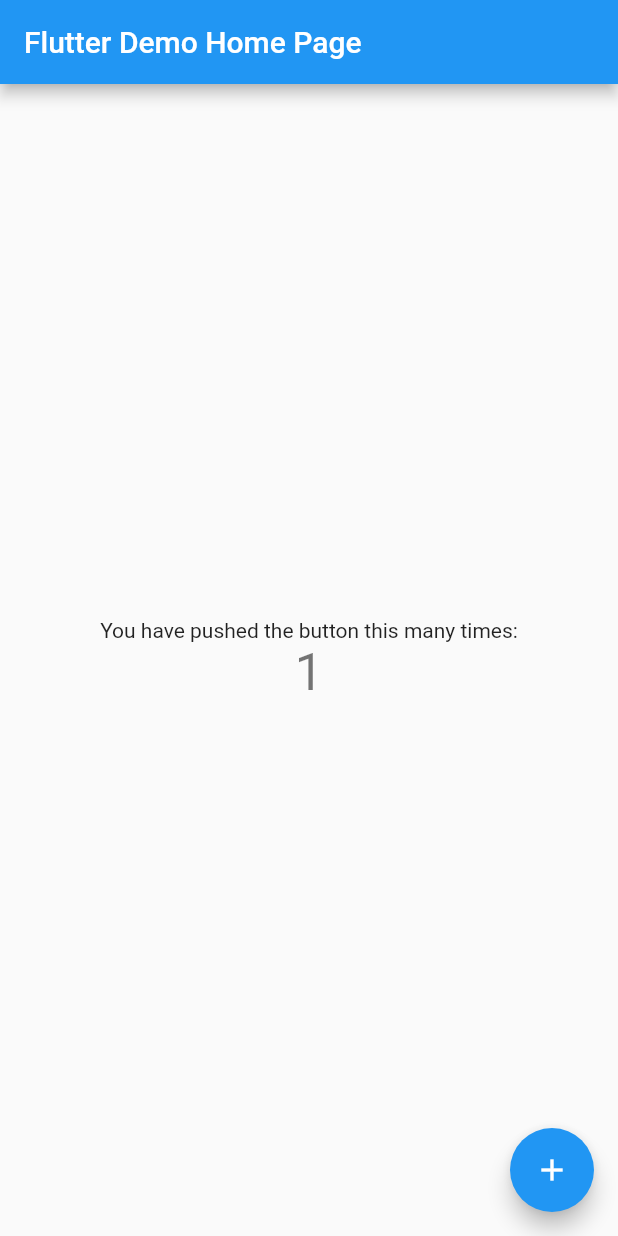
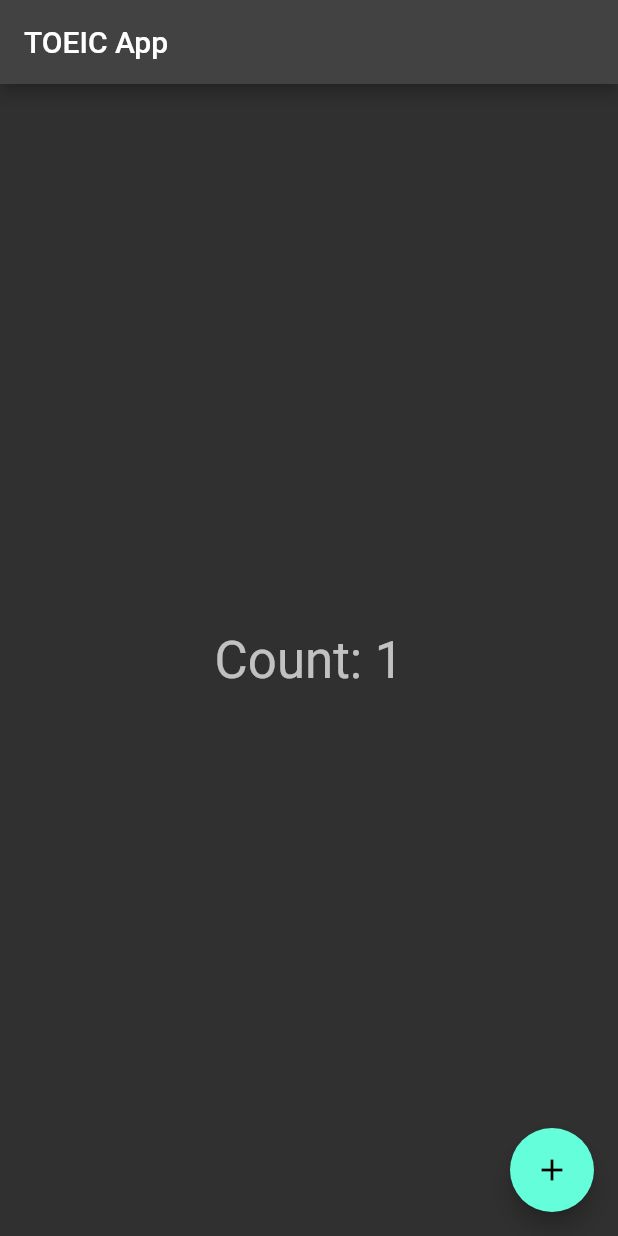
Before and after one commit to thieumao/toeic_app, a Flutter app: the screen it shows after launch, after a tap on the "add" icon, on a phone screen of 412 x 824 dp. Run offline on Flutter 3.47's test engine with Material 2 defaults, Android fonts, the phone set to English and light mode, and no system bars; our stand-ins replace flutter_redux, redux.

Commit message:
Using flutter_redux

```diff
--- /dev/null
+++ b/lib/flutter_redux_app.dart
@@ -0,0 +1,27 @@
+import 'package:flutter/material.dart';
+import 'package:flutter_redux/flutter_redux.dart';
+import 'package:redux/redux.dart';
+import 'pages/counter_page.dart';
+
+class FlutterReduxApp extends StatelessWidget {
+  final Store<int> store;
+  final String title;
+
+  FlutterReduxApp({
+    Key? key,
+    required this.store,
+    required this.title,
+  }) : super(key: key);
+
+  @override
+  Widget build(BuildContext context) {
+    // The StoreProvider should wrap your MaterialApp or WidgetsApp. This will
+    // ensure all routes have access to the store.
+    return StoreProvider<int>(
+      // Pass the store to the StoreProvider. Any ancestor `StoreConnector`
+      // Widgets will find and use this value as the `Store`.
+      store: store,
+      child: CounterPage(title: title),
+    );
+  }
+}
--- a/lib/main.dart
+++ b/lib/main.dart
@@ -1,115 +1,16 @@
 import 'package:flutter/material.dart';
+import 'package:redux/redux.dart';
+import 'package:toeic_app/store/counter_reducer.dart';
+import 'flutter_redux_app.dart';
 
 void main() {
-  runApp(const MyApp());
+  // Create your store as a final variable in the main function or inside a
+  // State object. This works better with Hot Reload than creating it directly
+  // in the `build` function.
+  final store = Store<int>(counterReducer, initialState: 0);
+
+  runApp(FlutterReduxApp(
+    title: 'TOEIC App',
+    store: store,
+  ));
 }
-
-class MyApp extends StatelessWidget {
-  const MyApp({super.key});
-
-  // This widget is the root of your application.
-  @override
-  Widget build(BuildContext context) {
-    return MaterialApp(
-      title: 'Flutter Demo',
-      theme: ThemeData(
-        // This is the theme of your application.
-        //
-        // Try running your application with "flutter run". You'll see the
-        // application has a blue toolbar. Then, without quitting the app, try
-        // changing the primarySwatch below to Colors.green and then invoke
-        // "hot reload" (press "r" in the console where you ran "flutter run",
-        // or simply save your changes to "hot reload" in a Flutter IDE).
-        // Notice that the counter didn't reset back to zero; the application
-        // is not restarted.
-        primarySwatch: Colors.blue,
-      ),
-      home: const MyHomePage(title: 'Flutter Demo Home Page'),
-    );
-  }
-}
-
-class MyHomePage extends StatefulWidget {
-  const MyHomePage({super.key, required this.title});
-
-  // This widget is the home page of your application. It is stateful, meaning
-  // that it has a State object (defined below) that contains fields that affect
-  // how it looks.
-
-  // This class is the configuration for the state. It holds the values (in this
-  // case the title) provided by the parent (in this case the App widget) and
-  // used by the build method of the State. Fields in a Widget subclass are
-  // always marked "final".
-
-  final String title;
-
-  @override
-  State<MyHomePage> createState() => _MyHomePageState();
-}
-
-class _MyHomePageState extends State<MyHomePage> {
-  int _counter = 0;
-
-  void _incrementCounter() {
-    setState(() {
-      // This call to setState tells the Flutter framework that something has
-      // changed in this State, which causes it to rerun the build method below
-      // so that the display can reflect the updated values. If we changed
-      // _counter without calling setState(), then the build method would not be
-      // called again, and so nothing would appear to happen.
-      _counter++;
-    });
-  }
-
-  @override
-  Widget build(BuildContext context) {
-    // This method is rerun every time setState is called, for instance as done
-    // by the _incrementCounter method above.
-    //
-    // The Flutter framework has been optimized to make rerunning build methods
-    // fast, so that you can just rebuild anything that needs updating rather
-    // than having to individually change instances of widgets.
-    return Scaffold(
-      appBar: AppBar(
-        // Here we take the value from the MyHomePage object that was created by
-        // the App.build method, and use it to set our appbar title.
-        title: Text(widget.title),
-      ),
-      body: Center(
-        // Center is a layout widget. It takes a single child and positions it
-        // in the middle of the parent.
-        child: Column(
-          // Column is also a layout widget. It takes a list of children and
-          // arranges them vertically. By default, it sizes itself to fit its
-          // children horizontally, and tries to be as tall as its parent.
-          //
-          // Invoke "debug painting" (press "p" in the console, choose the
-          // "Toggle Debug Paint" action from the Flutter Inspector in Android
-          // Studio, or the "Toggle Debug Paint" command in Visual Studio Code)
-          // to see the wireframe for each widget.
-          //
-          // Column has various properties to control how it sizes itself and
-          // how it positions its children. Here we use mainAxisAlignment to
-          // center the children vertically; the main axis here is the vertical
-          // axis because Columns are vertical (the cross axis would be
-          // horizontal).
-          mainAxisAlignment: MainAxisAlignment.center,
-          children: <Widget>[
-            const Text(
-              'You have pushed the button this many times:',
-            ),
-            Text(
-              '$_counter',
-              style: Theme.of(context).textTheme.headline4,
-            ),
-          ],
-        ),
-      ),
-      floatingActionButton: FloatingActionButton(
-        onPressed: _incrementCounter,
-        tooltip: 'Increment',
-        child: const Icon(Icons.add),
-      ), // This trailing comma makes auto-formatting nicer for build methods.
-    );
-  }
-}
--- /dev/null
+++ b/lib/pages/counter_page.dart
@@ -0,0 +1,76 @@
+import 'package:flutter/material.dart';
+import 'package:flutter_redux/flutter_redux.dart';
+
+import '../store/counter_actions.dart';
+
+class CounterPage extends StatelessWidget {
+  final String title;
+
+  CounterPage({
+    Key? key,
+    required this.title,
+  }) : super(key: key);
+
+  @override
+  Widget build(BuildContext context) {
+    return MaterialApp(
+      theme: ThemeData.dark(),
+      title: title,
+      home: Scaffold(
+        appBar: AppBar(
+          title: Text(title),
+        ),
+        body: Center(
+          child: Column(
+            mainAxisAlignment: MainAxisAlignment.center,
+            children: [
+              // Connect the Store to a Text Widget that renders the current
+              // count.
+              //
+              // We'll wrap the Text Widget in a `StoreConnector` Widget. The
+              // `StoreConnector` will find the `Store` from the nearest
+              // `StoreProvider` ancestor, convert it into a String of the
+              // latest count, and pass that String  to the `builder` function
+              // as the `count`.
+              //
+              // Every time the button is tapped, an action is dispatched and
+              // run through the reducer. After the reducer updates the state,
+              // the Widget will be automatically rebuilt with the latest
+              // count. No need to manually manage subscriptions or Streams!
+              StoreConnector<int, String>(
+                converter: (store) => store.state.toString(),
+                builder: (context, count) {
+                  return Text(
+                    'Count: $count',
+                    style: Theme.of(context).textTheme.headline4,
+                  );
+                },
+              )
+            ],
+          ),
+        ),
+        // Connect the Store to a FloatingActionButton. In this case, we'll
+        // use the Store to build a callback that will dispatch an Increment
+        // Action.
+        //
+        // Then, we'll pass this callback to the button's `onPressed` handler.
+        floatingActionButton: StoreConnector<int, VoidCallback>(
+          converter: (store) {
+            // Return a `VoidCallback`, which is a fancy name for a function
+            // with no parameters and no return value.
+            // It only dispatches an Increment action.
+            return () => store.dispatch(CounterActions.Increment);
+          },
+          builder: (context, callback) {
+            return FloatingActionButton(
+              // Attach the `callback` to the `onPressed` attribute
+              onPressed: callback,
+              tooltip: 'Increment',
+              child: Icon(Icons.add),
+            );
+          },
+        ),
+      ),
+    );
+  }
+}
--- /dev/null
+++ b/lib/store/counter_actions.dart
@@ -0,0 +1,2 @@
+// One simple action: Increment
+enum CounterActions { Increment }
--- /dev/null
+++ b/lib/store/counter_reducer.dart
@@ -0,0 +1,12 @@
+// The reducer, which takes the previous count and increments it in response
+// to an Increment action.
+
+import 'counter_actions.dart';
+
+int counterReducer(int state, dynamic action) {
+  if (action == CounterActions.Increment) {
+    return state + 1;
+  }
+
+  return state;
+}
--- a/pubspec.yaml
+++ b/pubspec.yaml
@@ -36,6 +36,7 @@
   # The following adds the Cupertino Icons font to your application.
   # Use with the CupertinoIcons class for iOS style icons.
   cupertino_icons: ^1.0.2
+  flutter_redux: ^0.10.0
 
 dev_dependencies:
   flutter_test:
```
Also changed, not shown: pubspec.lock, 1 other file.
